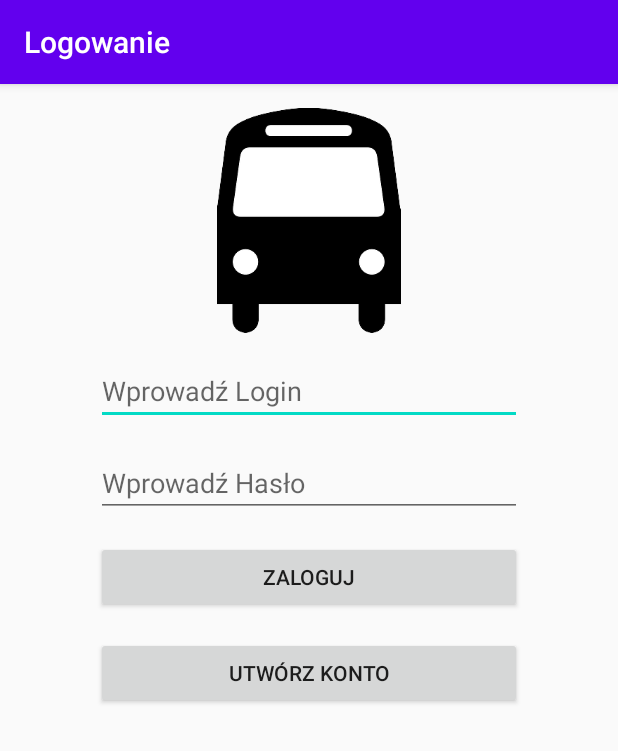
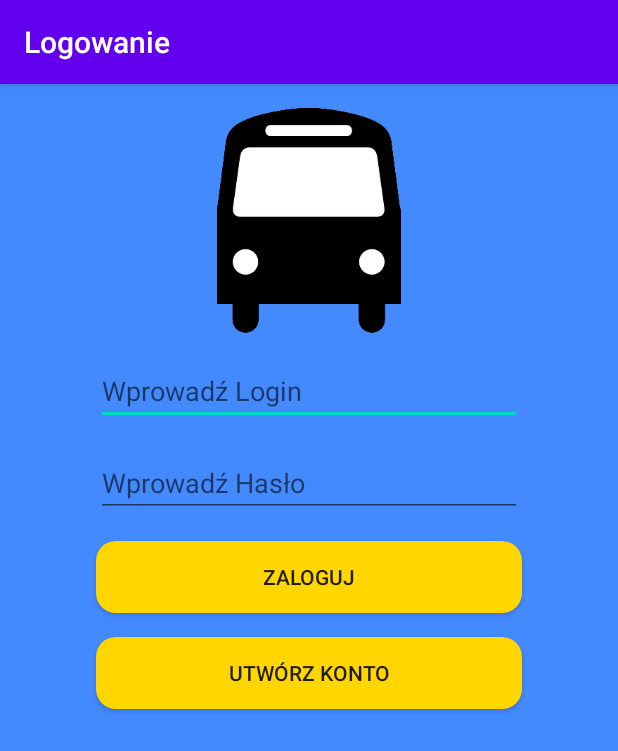
Before and after one commit to Kamilos15ppp/Przejazdy, an Android app: the screen it shows after launch (LoginActivity), on a phone screen of 412 x 824 dp. Shown: the top 751 px of the screen. Run offline under Robolectric (Android 15) with nearby library versions, the phone set to English and light mode, and no system bars; libraries missing offline, so code that uses them is left out: com.parse; 1 statement that could not run was skipped.

Commit message:
Corrected login UI

```diff
--- /dev/null
+++ b/app/src/main/res/drawable/round_shape_btn.xml
@@ -0,0 +1,9 @@
+<?xml version="1.0" encoding="utf-8"?>
+<shape xmlns:android="http://schemas.android.com/apk/res/android" android:shape="rectangle" android:padding="10dp">
+    <solid android:color="#FFD600"/> <!-- this one is ths color of the Rounded Button -->
+    <corners
+        android:bottomRightRadius="13dp"
+        android:bottomLeftRadius="13dp"
+        android:topLeftRadius="13dp"
+        android:topRightRadius="13dp"/>
+</shape>
--- a/app/src/main/res/layout/activity_login.xml
+++ b/app/src/main/res/layout/activity_login.xml
@@ -5,6 +5,7 @@
     android:id="@+id/loginContraintLayout"
     android:layout_width="match_parent"
     android:layout_height="match_parent"
+    android:background="#448AFF"
     tools:context=".LoginActivity">
 
     <EditText
@@ -43,6 +44,7 @@
         android:layout_marginStart="64dp"
         android:layout_marginTop="16dp"
         android:layout_marginEnd="64dp"
+        android:background="@drawable/round_shape_btn"
         android:text="@string/btn_login"
         app:layout_constraintEnd_toEndOf="parent"
         app:layout_constraintStart_toStartOf="parent"
@@ -55,6 +57,7 @@
         android:layout_marginStart="64dp"
         android:layout_marginTop="16dp"
         android:layout_marginEnd="64dp"
+        android:background="@drawable/round_shape_btn"
         android:text="@string/btn_signup"
         app:layout_constraintEnd_toEndOf="parent"
         app:layout_constraintStart_toStartOf="parent"
```
